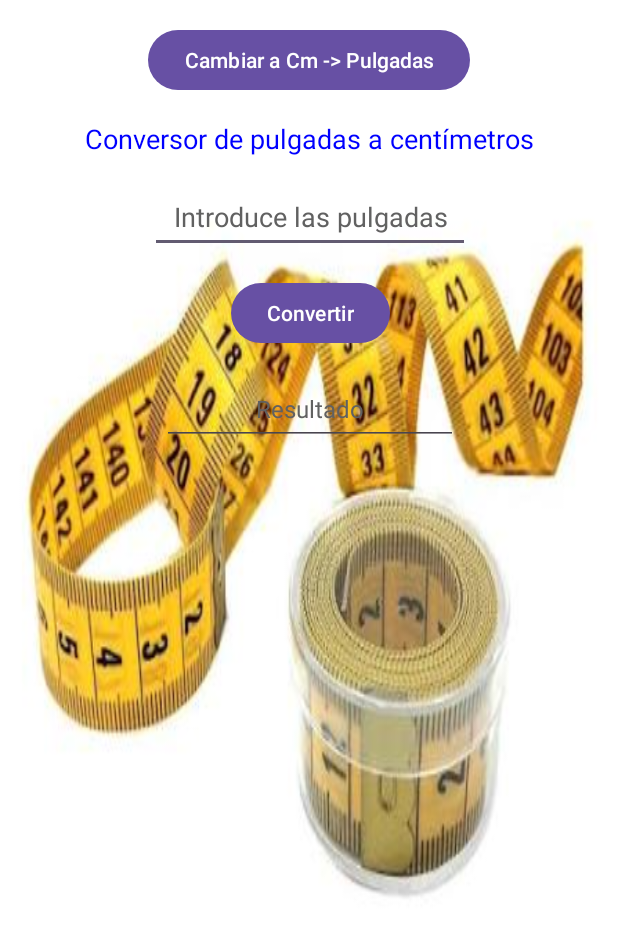
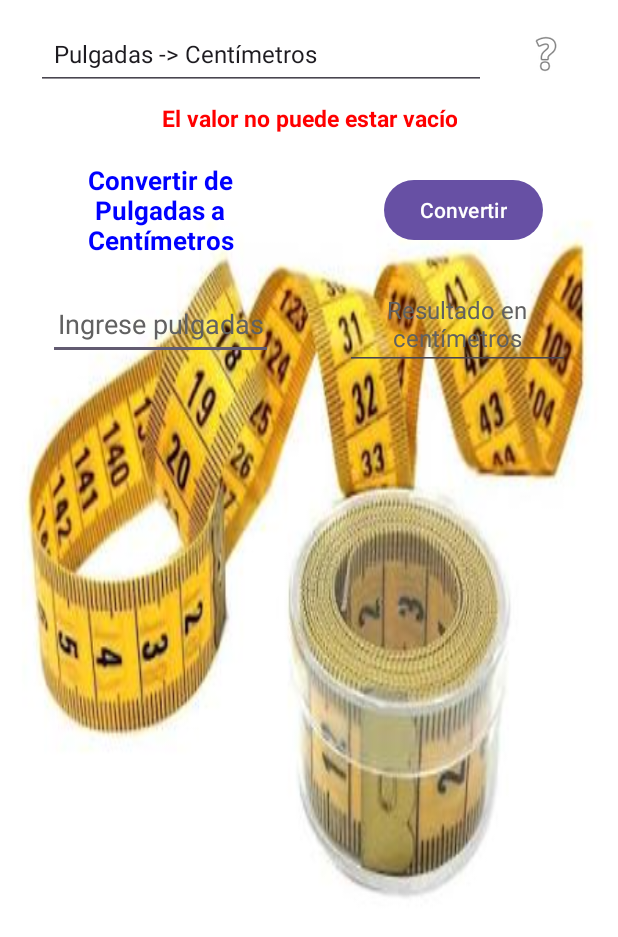
Before and after one commit to David-Martinez-28/Actividad4_Ud2_Conversor_de_unidades, an Android app: the screen it shows after launch (MainActivity), after a tap on "Convertir", on a phone screen of 412 x 824 dp. Shown: the top 937 px of the screen. Run offline under Robolectric (Android 15) with nearby library versions, the phone set to English and light mode, and no system bars.

Commit message:
Commit final parte 4,5

```diff
--- a/app/build.gradle.kts
+++ b/app/build.gradle.kts
@@ -40,4 +40,6 @@ dependencies {
     testImplementation(libs.junit)
     androidTestImplementation(libs.espresso.core)
     androidTestImplementation(libs.ext.junit)
+    implementation("androidx.lifecycle:lifecycle-viewmodel:2.8.7")
+    implementation("androidx.lifecycle:lifecycle-livedata:2.8.7")
 }
--- a/app/src/main/AndroidManifest.xml
+++ b/app/src/main/AndroidManifest.xml
@@ -21,6 +21,9 @@
                 <category android:name="android.intent.category.LAUNCHER" />
             </intent-filter>
         </activity>
+        <activity
+            android:name=".Ayuda"
+            android:exported="false" />
     </application>
 
 </manifest>
--- /dev/null
+++ b/app/src/main/java/dam/david/u2p4conversor/ConversorViewModel.java
@@ -0,0 +1,128 @@
+package dam.david.u2p4conversor;
+
+import androidx.lifecycle.LiveData;
+import androidx.lifecycle.MutableLiveData;
+import androidx.lifecycle.ViewModel;
+
+import java.util.Locale;
+
+public class ConversorViewModel extends ViewModel {
+
+    private final MutableLiveData<String> resultadoConversion = new MutableLiveData<>("");
+    private final MutableLiveData<String> mensajeError = new MutableLiveData<>(null);
+    private final MutableLiveData<Integer> tipoConversionIndex = new MutableLiveData<>(0);
+
+    public LiveData<String> getResultadoConversion() {
+        return resultadoConversion;
+    }
+
+    public LiveData<String> getMensajeError() {
+        return mensajeError;
+    }
+
+    public LiveData<Integer> getTipoConversionIndex() {
+        return tipoConversionIndex;
+    }
+
+    public void setTipoConversionIndex(int index) {
+        if (tipoConversionIndex.getValue() == null || tipoConversionIndex.getValue() != index) {
+            tipoConversionIndex.setValue(index);
+            resultadoConversion.setValue("");
+            mensajeError.setValue(null);
+        }
+    }
+
+    private double validarEntrada(String texto) throws Exception {
+        if (texto == null || texto.trim().isEmpty()) {
+            throw new Exception("El valor no puede estar vacío");
+        }
+        double valor;
+        try {
+            valor = Double.parseDouble(texto.trim());
+        } catch (NumberFormatException e) {
+            throw new Exception("Formato numérico no válido");
+        }
+        if (valor < 1) {
+            throw new Exception("Sólo números >=1");
+        }
+        return valor;
+    }
+
+    public void convertirPulgadasACm(String pulgadaText) throws Exception {
+        try {
+            double valor = validarEntrada(pulgadaText);
+            double res = valor * 2.54;
+            resultadoConversion.setValue(String.format(Locale.US, "%.2f cm", res));
+            mensajeError.setValue(null);
+        } catch (Exception e) {
+            resultadoConversion.setValue("");
+            mensajeError.setValue(e.getMessage());
+            throw e;
+        }
+    }
+
+    public void convertirCmAPulgadas(String cmText) throws Exception {
+        try {
+            double valor = validarEntrada(cmText);
+            double res = valor / 2.54;
+            resultadoConversion.setValue(String.format(Locale.US, "%.2f in", res));
+            mensajeError.setValue(null);
+        } catch (Exception e) {
+            resultadoConversion.setValue("");
+            mensajeError.setValue(e.getMessage());
+            throw e;
+        }
+    }
+
+    public void convertirKmAMillas(String kmText) throws Exception {
+        try {
+            double valor = validarEntrada(kmText);
+            double res = valor * 0.621371;
+            resultadoConversion.setValue(String.format(Locale.US, "%.2f mi", res));
+            mensajeError.setValue(null);
+        } catch (Exception e) {
+            resultadoConversion.setValue("");
+            mensajeError.setValue(e.getMessage());
+            throw e;
+        }
+    }
+
+    public void convertirMillasAKm(String millasText) throws Exception {
+        try {
+            double valor = validarEntrada(millasText);
+            double res = valor / 0.621371;
+            resultadoConversion.setValue(String.format(Locale.US, "%.2f km", res));
+            mensajeError.setValue(null);
+        } catch (Exception e) {
+            resultadoConversion.setValue("");
+            mensajeError.setValue(e.getMessage());
+            throw e;
+        }
+    }
+
+    public void convertirKgALibras(String kgText) throws Exception {
+        try {
+            double valor = validarEntrada(kgText);
+            double res = valor * 2.20462;
+            resultadoConversion.setValue(String.format(Locale.US, "%.2f lb", res));
+            mensajeError.setValue(null);
+        } catch (Exception e) {
+            resultadoConversion.setValue("");
+            mensajeError.setValue(e.getMessage());
+            throw e;
+        }
+    }
+
+    public void convertirLibrasAKg(String librasText) throws Exception {
+        try {
+            double valor = validarEntrada(librasText);
+            double res = valor / 2.20462;
+            resultadoConversion.setValue(String.format(Locale.US, "%.2f kg", res));
+            mensajeError.setValue(null);
+        } catch (Exception e) {
+            resultadoConversion.setValue("");
+            mensajeError.setValue(e.getMessage());
+            throw e;
+        }
+    }
+}
--- a/app/src/main/java/dam/david/u2p4conversor/MainActivity.java
+++ b/app/src/main/java/dam/david/u2p4conversor/MainActivity.java
@@ -1,10 +1,15 @@
 package dam.david.u2p4conversor;
 
+import android.content.Intent;
 import android.os.Bundle;
 import android.util.Log;
 import android.view.View;
+import android.widget.AdapterView;
+import android.widget.ArrayAdapter;
 import android.widget.Button;
 import android.widget.EditText;
+import android.widget.ImageButton;
+import android.widget.Spinner;
 import android.widget.TextView;
 
 import androidx.activity.EdgeToEdge;
@@ -12,30 +17,63 @@ import androidx.appcompat.app.AppCompatActivity;
 import androidx.core.graphics.Insets;
 import androidx.core.view.ViewCompat;
 import androidx.core.view.WindowInsetsCompat;
-
-import java.util.Locale;
+import androidx.lifecycle.ViewModelProvider;
 
 public class MainActivity extends AppCompatActivity {
 
+    private static final String TAG = "LogsConversor";
 
-    private TextView textViewPulgada;
-    private EditText etPulgada;
+    private Spinner spinnerConversion;
+    private ImageButton btnAyuda;
+    private TextView textViewTitulo;
+    private EditText etValor;
     private Button buttonConvertir;
-    private TextView tvResultadoPulgadaToCm;
+    private TextView tvResultado;
+    private TextView mensajeError;
 
+    private ConversorViewModel viewModel;
 
-    private TextView textViewCm;
-    private EditText etCentimetro;
-    private Button buttonConvertirCm;
-    private TextView tvResultadoCmToPulgada;
+    private final String[] opcionesConversion = {
+            "Pulgadas -> Centímetros",
+            "Centímetros -> Pulgadas",
+            "Kilómetros -> Millas",
+            "Millas -> Kilómetros",
+            "Kilogramos -> Libras",
+            "Libras -> Kilogramos"
+    };
 
-    private Button buttonOcultarBloque;
+    private final String[] titulos = {
+            "Convertir de Pulgadas a Centímetros",
+            "Convertir de Centímetros a Pulgadas",
+            "Convertir de Kilómetros a Millas",
+            "Convertir de Millas a Kilómetros",
+            "Convertir de Kilogramos a Libras",
+            "Convertir de Libras a Kilogramos"
+    };
 
-    private boolean mostrandoBloque1 = true;
+    private final String[] hintsEntrada = {
+            "Ingrese pulgadas",
+            "Ingrese centímetros",
+            "Ingrese kilómetros",
+            "Ingrese millas",
+            "Ingrese kilogramos",
+            "Ingrese libras"
+    };
+
+    private final String[] hintsResultado = {
+            "Resultado en centímetros",
+            "Resultado en pulgadas",
+            "Resultado en millas",
+            "Resultado en kilómetros",
+            "Resultado en libras",
+            "Resultado en kilogramos"
+    };
 
     @Override
     protected void onCreate(Bundle savedInstanceState) {
         super.onCreate(savedInstanceState);
+        Log.d(TAG, "onCreate: Activity creada");
+
         EdgeToEdge.enable(this);
         setContentView(R.layout.activity_main);
 
@@ -45,106 +83,131 @@ public class MainActivity extends AppCompatActivity {
             return insets;
         });
 
+        viewModel = new ViewModelProvider(this).get(ConversorViewModel.class);
+
         setUI();
+        observarViewModel();
+    }
+
+    @Override
+    protected void onStart() {
+        super.onStart();
+        Log.d(TAG, "onStart: Activity iniciada (a punto de ser visible)");
+    }
+
+    @Override
+    protected void onResume() {
+        super.onResume();
+        Log.d(TAG, "onResume: Activity visible y en primer plano");
+    }
+
+    @Override
+    protected void onPause() {
+        super.onPause();
+        Log.d(TAG, "onPause: Activity pausada (pierde el foco)");
+    }
+
+    @Override
+    protected void onStop() {
+        super.onStop();
+        Log.d(TAG, "onStop: Activity detenida (ya no es visible)");
+    }
+
+    @Override
+    protected void onRestart() {
+        super.onRestart();
+        Log.d(TAG, "onRestart: Activity reiniciándose tras estar detenida");
+    }
+
+    @Override
+    protected void onDestroy() {
+        super.onDestroy();
+        Log.d(TAG, "onDestroy: Activity destruida");
     }
 
     private void setUI() {
+        spinnerConversion = findViewById(R.id.spinner_Conversion);
+        btnAyuda = findViewById(R.id.btn_Ayuda);
+        textViewTitulo = findViewById(R.id.textView);
+        etValor = findViewById(R.id.et_Pulgada);
+        buttonConvertir = findViewById(R.id.button_Convertir);
+        tvResultado = findViewById(R.id.et_Resultado);
+        mensajeError = findViewById(R.id.textError);
 
+        ArrayAdapter<String> adapter = new ArrayAdapter<>(
+                this, android.R.layout.simple_spinner_item, opcionesConversion);
+        adapter.setDropDownViewResource(android.R.layout.simple_spinner_dropdown_item);
+        spinnerConversion.setAdapter(adapter);
 
-        textViewPulgada = findViewById(R.id.textView);
-        etPulgada = findViewById(R.id.et_Pulgada);
-        buttonConvertir = findViewById(R.id.button_Convertir);
-        tvResultadoPulgadaToCm = findViewById(R.id.et_Resultado);
+        spinnerConversion.setOnItemSelectedListener(new AdapterView.OnItemSelectedListener() {
+            @Override
+            public void onItemSelected(AdapterView<?> parent, View view, int position, long id) {
+                viewModel.setTipoConversionIndex(position);
+            }
 
-
-        textViewCm = findViewById(R.id.textViewCm);
-        etCentimetro = findViewById(R.id.et_Centimetro);
-        buttonConvertirCm = findViewById(R.id.button_ConvertirCm);
-        tvResultadoCmToPulgada = findViewById(R.id.et_ResultadoPulgada);
-        buttonOcultarBloque = findViewById(R.id.button_OcultarBloque);
-
-
-        mostrarBloqueUno();
-
-
-        buttonConvertir.setOnClickListener(view -> {
-            try {
-                String texto = etPulgada.getText().toString();
-                if (!texto.isEmpty()) {
-                    tvResultadoPulgadaToCm.setText(convertirPulgadasACm(texto));
-                } else {
-                    tvResultadoPulgadaToCm.setText("");
-                }
-            } catch (Exception e) {
-                Log.e("LogsConversor", e.getMessage() != null ? e.getMessage() : "Error desconocido");
+            @Override
+            public void onNothingSelected(AdapterView<?> parent) {
             }
         });
 
-
-        buttonConvertirCm.setOnClickListener(view -> {
+        buttonConvertir.setOnClickListener(view -> {
+            Log.d(TAG, "Botón pulsado: buttonConvertir (" + buttonConvertir.getText() + ")");
+            String texto = etValor.getText().toString();
+            int tipo = spinnerConversion.getSelectedItemPosition();
             try {
-                String texto = etCentimetro.getText().toString();
-                if (!texto.isEmpty()) {
-                    tvResultadoCmToPulgada.setText(convertirCmAPulgadas(texto));
-                } else {
-                    tvResultadoCmToPulgada.setText("");
+                switch (tipo) {
+                    case 0:
+                        viewModel.convertirPulgadasACm(texto);
+                        break;
+                    case 1:
+                        viewModel.convertirCmAPulgadas(texto);
+                        break;
+                    case 2:
+                        viewModel.convertirKmAMillas(texto);
+                        break;
+                    case 3:
+                        viewModel.convertirMillasAKm(texto);
+                        break;
+                    case 4:
+                        viewModel.convertirKgALibras(texto);
+                        break;
+                    case 5:
+                        viewModel.convertirLibrasAKg(texto);
+                        break;
                 }
             } catch (Exception e) {
-                Log.e("LogsConversor", e.getMessage() != null ? e.getMessage() : "Error desconocido");
+                Log.e(TAG, e.getMessage() != null ? e.getMessage() : "Error desconocido");
             }
         });
 
+        btnAyuda.setOnClickListener(view -> {
+            Log.d(TAG, "Botón pulsado: btnAyuda");
+            Intent intent = new Intent(MainActivity.this, Ayuda.class);
+            startActivity(intent);
+        });
+    }
 
-        buttonOcultarBloque.setOnClickListener(view -> {
-            if (mostrandoBloque1) {
+    private void observarViewModel() {
+        viewModel.getTipoConversionIndex().observe(this, index -> {
+            if (spinnerConversion.getSelectedItemPosition() != index) {
+                spinnerConversion.setSelection(index);
+            }
+            textViewTitulo.setText(titulos[index]);
+            etValor.setHint(hintsEntrada[index]);
+            tvResultado.setHint(hintsResultado[index]);
+        });
 
-                mostrarBloqueDos();
-                mostrandoBloque1 = false;
+        viewModel.getResultadoConversion().observe(this, resultado -> {
+            tvResultado.setText(resultado);
+        });
+
+        viewModel.getMensajeError().observe(this, error -> {
+            if (error == null) {
+                mensajeError.setVisibility(View.GONE);
             } else {
-
-                mostrarBloqueUno();
-                mostrandoBloque1 = true;
+                mensajeError.setText(error);
+                mensajeError.setVisibility(View.VISIBLE);
             }
         });
     }
-
-    private void mostrarBloqueUno() {
-        textViewPulgada.setVisibility(View.VISIBLE);
-        etPulgada.setVisibility(View.VISIBLE);
-        buttonConvertir.setVisibility(View.VISIBLE);
-        tvResultadoPulgadaToCm.setVisibility(View.VISIBLE);
-
-        textViewCm.setVisibility(View.GONE);
-        etCentimetro.setVisibility(View.GONE);
-        buttonConvertirCm.setVisibility(View.GONE);
-        tvResultadoCmToPulgada.setVisibility(View.GONE);
-
-        buttonOcultarBloque.setText("Cambiar a Cm -> Pulgadas");
-    }
-
-    private void mostrarBloqueDos() {
-        textViewPulgada.setVisibility(View.GONE);
-        etPulgada.setVisibility(View.GONE);
-        buttonConvertir.setVisibility(View.GONE);
-        tvResultadoPulgadaToCm.setVisibility(View.GONE);
-
-        textViewCm.setVisibility(View.VISIBLE);
-        etCentimetro.setVisibility(View.VISIBLE);
-        buttonConvertirCm.setVisibility(View.VISIBLE);
-        tvResultadoCmToPulgada.setVisibility(View.VISIBLE);
-
-        buttonOcultarBloque.setText("Cambiar a Pulgadas -> Cm");
-    }
-
-
-
-    private String convertirPulgadasACm(String pulgadaText) {
-        double pulgadaValue = Double.parseDouble(pulgadaText) * 2.54;
-        return String.format(Locale.US, "%.2f", pulgadaValue);
-    }
-
-    private String convertirCmAPulgadas(String cmText) {
-        double cmValue = Double.parseDouble(cmText) / 2.54;
-        return String.format(Locale.US, "%.2f", cmValue);
-    }
 }
--- a/app/src/main/res/layout/activity_main.xml
+++ b/app/src/main/res/layout/activity_main.xml
@@ -8,39 +8,77 @@
     android:background="@drawable/metro_fondo"
     tools:context=".MainActivity">
 
-    <!-- BOTÓN SUPERIOR -->
-    <Button
-        android:id="@+id/button_OcultarBloque"
+    <androidx.constraintlayout.widget.Guideline
+        android:id="@+id/guideline_vertical"
         android:layout_width="wrap_content"
         android:layout_height="wrap_content"
-        android:layout_marginTop="16dp"
-        android:text="Cambiar conversor"
-        app:layout_constraintLeft_toLeftOf="parent"
-        app:layout_constraintRight_toRightOf="parent"
+        android:orientation="vertical"
+        app:layout_constraintGuide_percent="0.5" />
+
+    <ImageButton
+        android:id="@+id/btn_Ayuda"
+        android:layout_width="48dp"
+        android:layout_height="48dp"
+        android:layout_marginTop="12dp"
+        android:layout_marginEnd="24dp"
+        android:background="?attr/selectableItemBackgroundBorderless"
+        android:contentDescription="Ayuda"
+        android:src="@android:drawable/ic_menu_help"
+        app:layout_constraintEnd_toEndOf="parent"
         app:layout_constraintTop_toTopOf="parent" />
 
-    <!-- BLOQUE 1: Pulgadas a Centímetros -->
+    <Spinner
+        android:id="@+id/spinner_Conversion"
+        android:layout_width="0dp"
+        android:layout_height="48dp"
+        android:layout_marginStart="24dp"
+        android:layout_marginTop="12dp"
+        android:layout_marginEnd="16dp"
+        android:background="?android:attr/editTextBackground"
+        app:layout_constraintEnd_toStartOf="@+id/btn_Ayuda"
+        app:layout_constraintStart_toStartOf="parent"
+        app:layout_constraintTop_toTopOf="parent" />
+
+    <TextView
+        android:id="@+id/textError"
+        android:layout_width="wrap_content"
+        android:layout_height="wrap_content"
+        android:layout_marginTop="8dp"
+        android:gravity="center"
+        android:text=""
+        android:textColor="#FF0000"
+        android:textSize="15sp"
+        android:textStyle="bold"
+        android:visibility="gone"
+        app:layout_constraintEnd_toEndOf="parent"
+        app:layout_constraintStart_toStartOf="parent"
+        app:layout_constraintTop_toBottomOf="@+id/spinner_Conversion"
+        tools:text="Sólo números >=1"
+        tools:visibility="visible" />
+
     <TextView
         android:id="@+id/textView"
-        android:layout_width="wrap_content"
+        android:layout_width="0dp"
         android:layout_height="wrap_content"
-        android:layout_marginStart="8dp"
-        android:layout_marginTop="16dp"
-        android:layout_marginEnd="8dp"
+        android:layout_marginStart="24dp"
+        android:layout_marginTop="48dp"
+        android:layout_marginEnd="16dp"
+        android:gravity="center"
         android:text="@string/textViewInfo"
         android:textColor="#0000ff"
-        android:textSize="18sp"
-        app:layout_constraintLeft_toLeftOf="parent"
-        app:layout_constraintRight_toRightOf="parent"
-        app:layout_constraintTop_toBottomOf="@+id/button_OcultarBloque" />
+        android:textSize="17sp"
+        android:textStyle="bold"
+        app:layout_constraintEnd_toStartOf="@+id/guideline_vertical"
+        app:layout_constraintStart_toStartOf="parent"
+        app:layout_constraintTop_toBottomOf="@+id/spinner_Conversion" />
 
     <EditText
         android:id="@+id/et_Pulgada"
-        android:layout_width="wrap_content"
+        android:layout_width="0dp"
         android:layout_height="wrap_content"
-        android:layout_marginStart="8dp"
-        android:layout_marginTop="16dp"
-        android:layout_marginEnd="8dp"
+        android:layout_marginStart="32dp"
+        android:layout_marginTop="20dp"
+        android:layout_marginEnd="24dp"
         android:ems="10"
         android:hint="@string/textViewHintPedir"
         android:importantForAutofill="no"
@@ -48,106 +86,37 @@
         android:minHeight="48dp"
         android:textAlignment="center"
         android:textColorHint="#616161"
-        app:layout_constraintLeft_toLeftOf="@+id/textView"
-        app:layout_constraintRight_toRightOf="@+id/textView"
+        app:layout_constraintEnd_toStartOf="@+id/guideline_vertical"
+        app:layout_constraintStart_toStartOf="parent"
         app:layout_constraintTop_toBottomOf="@+id/textView" />
 
     <Button
         android:id="@+id/button_Convertir"
         android:layout_width="wrap_content"
         android:layout_height="wrap_content"
-        android:layout_marginStart="8dp"
-        android:layout_marginTop="16dp"
-        android:layout_marginEnd="8dp"
         android:text="@string/buttonConvertir"
-        app:layout_constraintLeft_toLeftOf="@+id/et_Pulgada"
-        app:layout_constraintRight_toRightOf="@+id/et_Pulgada"
-        app:layout_constraintTop_toBottomOf="@+id/et_Pulgada" />
+        app:layout_constraintBottom_toBottomOf="@+id/textView"
+        app:layout_constraintEnd_toEndOf="parent"
+        app:layout_constraintStart_toEndOf="@+id/guideline_vertical"
+        app:layout_constraintTop_toTopOf="@+id/textView" />
 
-    <!-- Modificado a TextView para que no sea editable -->
     <TextView
         android:id="@+id/et_Resultado"
         android:layout_width="0dp"
         android:layout_height="wrap_content"
-        android:layout_marginStart="8dp"
-        android:layout_marginTop="16dp"
-        android:layout_marginEnd="8dp"
+        android:layout_marginStart="24dp"
+        android:layout_marginEnd="32dp"
         android:background="?android:attr/editTextBackground"
         android:ems="10"
+        android:gravity="center"
         android:hint="@string/editTextHintResultado"
         android:minHeight="48dp"
-        android:gravity="center"
-        android:textSize="16sp"
         android:textColor="#000000"
         android:textColorHint="#616161"
-        app:layout_constraintLeft_toLeftOf="@+id/et_Pulgada"
-        app:layout_constraintRight_toRightOf="@+id/et_Pulgada"
-        app:layout_constraintTop_toBottomOf="@+id/button_Convertir" />
-
-
-    <!-- BLOQUE 2: Centímetros a Pulgadas -->
-    <TextView
-        android:id="@+id/textViewCm"
-        android:layout_width="wrap_content"
-        android:layout_height="wrap_content"
-        android:layout_marginStart="8dp"
-        android:layout_marginTop="24dp"
-        android:layout_marginEnd="8dp"
-        android:text="Convertir de Centímetros a Pulgadas"
-        android:textColor="#0000ff"
-        android:textSize="18sp"
-        app:layout_constraintLeft_toLeftOf="parent"
-        app:layout_constraintRight_toRightOf="parent"
-        app:layout_constraintTop_toBottomOf="@+id/et_Resultado" />
-
-    <EditText
-        android:id="@+id/et_Centimetro"
-        android:layout_width="wrap_content"
-        android:layout_height="wrap_content"
-        android:layout_marginStart="8dp"
-        android:layout_marginTop="16dp"
-        android:layout_marginEnd="8dp"
-        android:ems="10"
-        android:hint="Ingrese centímetros"
-        android:importantForAutofill="no"
-        android:inputType="numberDecimal"
-        android:minHeight="48dp"
-        android:textAlignment="center"
-        android:textColorHint="#616161"
-        app:layout_constraintLeft_toLeftOf="@+id/textViewCm"
-        app:layout_constraintRight_toRightOf="@+id/textViewCm"
-        app:layout_constraintTop_toBottomOf="@+id/textViewCm" />
-
-    <Button
-        android:id="@+id/button_ConvertirCm"
-        android:layout_width="wrap_content"
-        android:layout_height="wrap_content"
-        android:layout_marginStart="8dp"
-        android:layout_marginTop="16dp"
-        android:layout_marginEnd="8dp"
-        android:text="Convertir a Pulgadas"
-        app:layout_constraintLeft_toLeftOf="@+id/et_Centimetro"
-        app:layout_constraintRight_toRightOf="@+id/et_Centimetro"
-        app:layout_constraintTop_toBottomOf="@+id/et_Centimetro" />
-
-    <!-- Modificado a TextView para que no sea editable -->
-    <TextView
-        android:id="@+id/et_ResultadoPulgada"
-        android:layout_width="0dp"
-        android:layout_height="wrap_content"
-        android:layout_marginStart="8dp"
-        android:layout_marginTop="16dp"
-        android:layout_marginEnd="8dp"
-        android:background="?android:attr/editTextBackground"
-        android:ems="10"
-        android:hint="Resultado en pulgadas"
-        android:minHeight="48dp"
-        android:gravity="center"
         android:textSize="16sp"
-        android:textColor="#000000"
-        android:textColorHint="#616161"
-        app:layout_constraintLeft_toLeftOf="@+id/et_Centimetro"
-        app:layout_constraintRight_toRightOf="@+id/et_Centimetro"
-        app:layout_constraintTop_toBottomOf="@+id/button_ConvertirCm" />
+        app:layout_constraintBottom_toBottomOf="@+id/et_Pulgada"
+        app:layout_constraintEnd_toEndOf="parent"
+        app:layout_constraintStart_toEndOf="@+id/guideline_vertical"
+        app:layout_constraintTop_toTopOf="@+id/et_Pulgada" />
 
 </androidx.constraintlayout.widget.ConstraintLayout>
```
Also changed, not shown: app/src/main/res/layout/ayuda.xml (added, +85 -0 lines), build.gradle.kts (line endings or trailing spaces).
